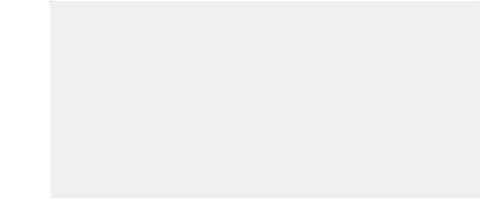
Above: keyboardapp/layouts/layoutemoji.ui from vicr123/ts-kbd before the change. Below: the same form after it.
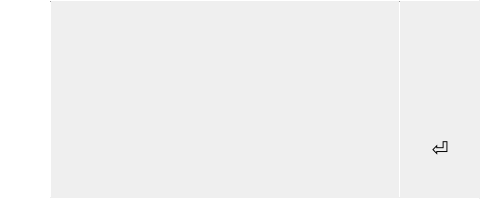
That is the form after the change. Icons and pictures are not drawn. Custom widgets are drawn as their Qt base class.

```diff
--- a/keyboardapp/layouts/layoutemoji.ui
+++ b/keyboardapp/layouts/layoutemoji.ui
@@ -86,13 +86,88 @@
          <rect>
           <x>0</x>
           <y>0</y>
-          <width>427</width>
+          <width>346</width>
           <height>195</height>
          </rect>
         </property>
        </widget>
       </widget>
      </item>
+     <item>
+      <widget class="Line" name="line_4">
+       <property name="maximumSize">
+        <size>
+         <width>1</width>
+         <height>16777215</height>
+        </size>
+       </property>
+       <property name="orientation">
+        <enum>Qt::Vertical</enum>
+       </property>
+      </widget>
+     </item>
+     <item>
+      <widget class="QWidget" name="widget" native="true">
+       <layout class="QVBoxLayout" name="verticalLayout_2">
+        <property name="spacing">
+         <number>0</number>
+        </property>
+        <property name="leftMargin">
+         <number>0</number>
+        </property>
+        <property name="topMargin">
+         <number>0</number>
+        </property>
+        <property name="rightMargin">
+         <number>0</number>
+        </property>
+        <property name="bottomMargin">
+         <number>0</number>
+        </property>
+        <item>
+         <widget class="KeyButton" name="backspace">
+          <property name="sizePolicy">
+           <sizepolicy hsizetype="Preferred" vsizetype="Preferred">
+            <horstretch>0</horstretch>
+            <verstretch>0</verstretch>
+           </sizepolicy>
+          </property>
+          <property name="text">
+           <string/>
+          </property>
+          <property name="icon">
+           <iconset theme="go-previous">
+            <normaloff>../</normaloff>../</iconset>
+          </property>
+          <property name="flat">
+           <bool>true</bool>
+          </property>
+         </widget>
+        </item>
+        <item>
+         <widget class="ReturnKey" name="returnButton">
+          <property name="sizePolicy">
+           <sizepolicy hsizetype="Preferred" vsizetype="Preferred">
+            <horstretch>0</horstretch>
+            <verstretch>0</verstretch>
+           </sizepolicy>
+          </property>
+          <property name="font">
+           <font>
+            <pointsize>15</pointsize>
+           </font>
+          </property>
+          <property name="text">
+           <string>⏎</string>
+          </property>
+          <property name="flat">
+           <bool>true</bool>
+          </property>
+         </widget>
+        </item>
+       </layout>
+      </widget>
+     </item>
     </layout>
    </item>
    <item>
@@ -110,6 +185,27 @@
    </item>
   </layout>
  </widget>
+ <customwidgets>
+  <customwidget>
+   <class>KeyButton</class>
+   <extends>QPushButton</extends>
+   <header>keybutton.h</header>
+   <slots>
+    <signal>held(QPoint)</signal>
+    <signal>touchMoved(QPoint)</signal>
+    <signal>letGo(QPoint)</signal>
+    <signal>tapped()</signal>
+   </slots>
+  </customwidget>
+  <customwidget>
+   <class>ReturnKey</class>
+   <extends>QPushButton</extends>
+   <header>specialKeys/returnkey.h</header>
+   <slots>
+    <signal>tapped()</signal>
+   </slots>
+  </customwidget>
+ </customwidgets>
  <resources/>
  <connections/>
 </ui>
```
